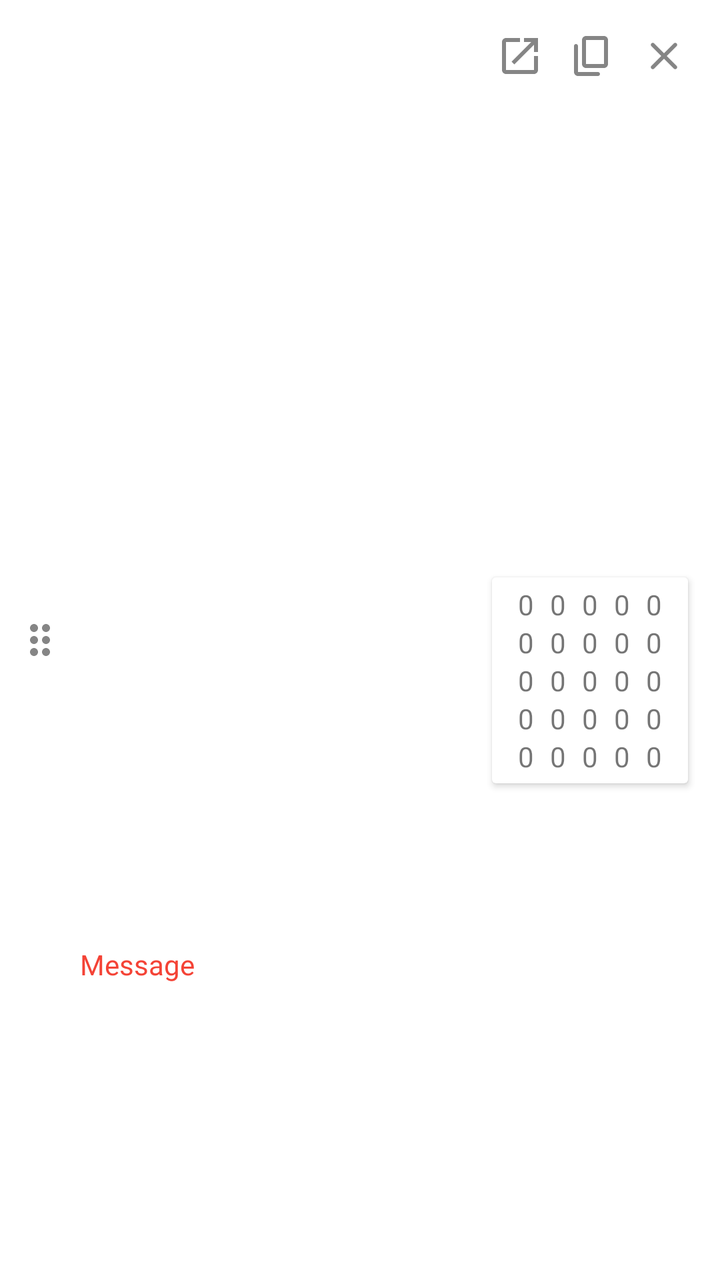
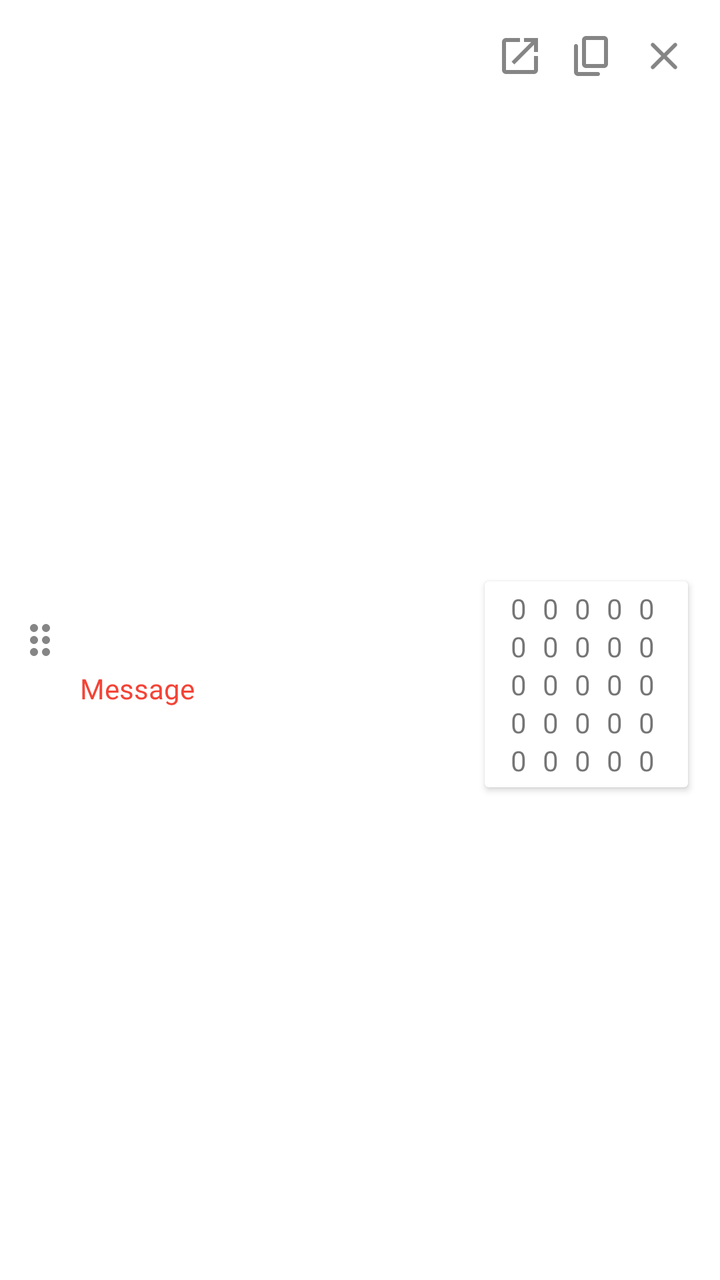

Two renders of the same Android screen: before a commit and after it. Below are the layout's source before the change and the commit's diff.
<!-- AndroidManifest.xml: application theme Theme.Matscape -->
<!-- res/layout/item_result_card.xml -->
<?xml version="1.0" encoding="utf-8"?>
<androidx.constraintlayout.widget.ConstraintLayout xmlns:android="http://schemas.android.com/apk/res/android"
    xmlns:app="http://schemas.android.com/apk/res-auto"
    xmlns:tools="http://schemas.android.com/tools"
    android:layout_width="match_parent"
    android:layout_height="wrap_content"
    android:background="@color/white"
    android:minHeight="60dp"
    android:id="@+id/ResultCardCL">


    <ImageView
        android:id="@+id/resultCardDragButton"
        android:layout_width="wrap_content"
        android:layout_height="0px"
        android:layout_marginStart="8dp"
        android:layout_marginTop="8dp"
        android:layout_marginBottom="8dp"
        android:contentDescription="@string/desc_drag_result"
        android:src="@drawable/ic_result_card_drag"
        app:layout_constraintBottom_toBottomOf="parent"
        app:layout_constraintStart_toStartOf="parent"
        app:layout_constraintTop_toTopOf="parent" />


    <EditText
        android:id="@+id/ExpressionField"
        android:layout_width="0dp"
        android:layout_height="wrap_content"
        android:layout_marginStart="8dp"
        android:layout_marginEnd="8dp"
        android:background="@null"
        app:layout_constraintBottom_toBottomOf="@+id/resultCardDragButton"
        app:layout_constraintEnd_toStartOf="@+id/AddResultMatrixButton"
        app:layout_constraintHorizontal_bias="0.0"
        app:layout_constraintStart_toEndOf="@+id/resultCardDragButton"
        app:layout_constraintTop_toTopOf="parent"
        android:inputType="text"
        tools:ignore="LabelFor"
        android:importantForAutofill="no" />

    <TextView
        android:id="@+id/ResultCardMessage"
        android:layout_width="wrap_content"
        android:layout_height="wrap_content"
        android:text="@string/placeholder_result_msg"
        android:textColor="#F44336"
        android:layout_marginBottom="4dp"
        app:layout_constraintBottom_toBottomOf="parent"
        app:layout_constraintStart_toStartOf="@+id/ExpressionField"
        app:layout_constraintTop_toBottomOf="@+id/ExpressionField" />

    <ImageView
        android:id="@+id/DeleteResultButton"
        android:layout_width="wrap_content"
        android:layout_height="wrap_content"
        android:layout_marginTop="16dp"
        android:layout_marginEnd="16dp"
        android:background="?attr/selectableItemBackgroundBorderless"
        android:clickable="true"
        android:contentDescription="@string/desc_delete_result"
        android:focusable="true"
        android:src="@drawable/ic_result_card_delete"
        app:layout_constraintEnd_toEndOf="parent"
        app:layout_constraintTop_toTopOf="parent"
        tools:ignore="TouchTargetSizeCheck" />

    <androidx.cardview.widget.CardView
        android:id="@+id/cardView2"
        android:layout_width="wrap_content"
        android:layout_height="wrap_content"
        android:layout_marginTop="16dp"
        android:layout_marginBottom="16dp"
        android:layout_marginEnd="16dp"
        android:clickable="true"
        android:focusable="true"
        app:layout_constraintBottom_toBottomOf="parent"
        app:layout_constraintEnd_toEndOf="parent"
        app:layout_constraintTop_toBottomOf="@+id/DeleteResultButton">

        <androidx.constraintlayout.widget.ConstraintLayout
            android:layout_width="match_parent"
            android:layout_height="match_parent"
            android:padding="4dp">

            <androidx.constraintlayout.widget.Guideline
                android:id="@+id/guideline3"
                android:layout_width="wrap_content"
                android:layout_height="wrap_content"
                android:orientation="vertical"
                app:layout_constraintGuide_begin="5dp" />

            <LinearLayout
                android:id="@+id/linearLayout6"
                android:layout_width="wrap_content"
                android:layout_height="wrap_content"
                android:gravity="center"
                android:orientation="vertical"
                app:layout_constraintBottom_toBottomOf="parent"
                app:layout_constraintEnd_toStartOf="@+id/linearLayout7"
                app:layout_constraintHorizontal_bias="0.5"
                app:layout_constraintStart_toStartOf="@+id/guideline3"
                app:layout_constraintTop_toTopOf="parent">

                <TextView
                    style="@style/MatrixCardsMatrixText"
                    android:text="@string/placeholder_matrix_text" />

                <TextView
                    style="@style/MatrixCardsMatrixText"
                    android:text="@string/placeholder_matrix_text" />

                <TextView
                    style="@style/MatrixCardsMatrixText"
                    android:text="@string/placeholder_matrix_text" />

                <TextView
                    style="@style/MatrixCardsMatrixText"
                    android:text="@string/placeholder_matrix_text" />

                <TextView
                    style="@style/MatrixCardsMatrixText"
                    android:text="@string/placeholder_matrix_text" />

            </LinearLayout>

            <LinearLayout
                android:id="@+id/linearLayout7"
                android:layout_width="wrap_content"
                android:layout_height="wrap_content"
                android:gravity="center"
                android:orientation="vertical"
                app:layout_constraintBottom_toBottomOf="parent"
                app:layout_constraintEnd_toStartOf="@+id/linearLayout8"
                app:layout_constraintHorizontal_bias="0.5"
                app:layout_constraintStart_toEndOf="@+id/linearLayout6"
                app:layout_constraintTop_toTopOf="parent">

                <TextView
                    style="@style/MatrixCardsMatrixText"
                    android:text="@string/placeholder_matrix_text" />

                <TextView
                    style="@style/MatrixCardsMatrixText"
                    android:text="@string/placeholder_matrix_text" />

                <TextView
                    style="@style/MatrixCardsMatrixText"
                    android:text="@string/placeholder_matrix_text" />

                <TextView
                    style="@style/MatrixCardsMatrixText"
                    android:text="@string/placeholder_matrix_text" />

                <TextView
                    style="@style/MatrixCardsMatrixText"
                    android:text="@string/placeholder_matrix_text" />

            </LinearLayout>

            <LinearLayout
                android:id="@+id/linearLayout8"
                android:layout_width="wrap_content"
                android:layout_height="wrap_content"
                android:gravity="center"
                android:orientation="vertical"
                app:layout_constraintBottom_toBottomOf="parent"
                app:layout_constraintEnd_toStartOf="@+id/linearLayout9"
                app:layout_constraintHorizontal_bias="0.5"
                app:layout_constraintStart_toEndOf="@+id/linearLayout7"
                app:layout_constraintTop_toTopOf="parent">

                <TextView
                    style="@style/MatrixCardsMatrixText"
                    android:text="@string/placeholder_matrix_text" />

                <TextView
                    style="@style/MatrixCardsMatrixText"
                    android:text="@string/placeholder_matrix_text" />

                <TextView
                    style="@style/MatrixCardsMatrixText"
                    android:text="@string/placeholder_matrix_text" />

                <TextView
                    style="@style/MatrixCardsMatrixText"
                    android:text="@string/placeholder_matrix_text" />

                <TextView
                    style="@style/MatrixCardsMatrixText"
                    android:text="@string/placeholder_matrix_text" />

            </LinearLayout>

            <LinearLayout
                android:id="@+id/linearLayout9"
                android:layout_width="wrap_content"
                android:layout_height="wrap_content"
                android:gravity="center"
                android:orientation="vertical"
                app:layout_constraintBottom_toBottomOf="parent"
                app:layout_constraintEnd_toStartOf="@+id/linearLayout10"
                app:layout_constraintHorizontal_bias="0.5"
                app:layout_constraintStart_toEndOf="@+id/linearLayout8"
                app:layout_constraintTop_toTopOf="parent">

                <TextView
                    style="@style/MatrixCardsMatrixText"
                    android:text="@string/placeholder_matrix_text" />

                <TextView
                    style="@style/MatrixCardsMatrixText"
                    android:text="@string/placeholder_matrix_text" />

                <TextView
                    style="@style/MatrixCardsMatrixText"
                    android:text="@string/placeholder_matrix_text" />

                <TextView
                    style="@style/MatrixCardsMatrixText"
                    android:text="@string/placeholder_matrix_text" />

                <TextView
                    style="@style/MatrixCardsMatrixText"
                    android:text="@string/placeholder_matrix_text" />

            </LinearLayout>

            <LinearLayout
                android:id="@+id/linearLayout10"
                android:layout_width="wrap_content"
                android:layout_height="wrap_content"
                android:gravity="center"
                android:orientation="vertical"
                app:layout_constraintBottom_toBottomOf="parent"
                app:layout_constraintEnd_toEndOf="@id/guideline4"
                app:layout_constraintHorizontal_bias="0.5"
                app:layout_constraintStart_toEndOf="@+id/linearLayout9"
                app:layout_constraintTop_toTopOf="parent">

                <TextView
                    style="@style/MatrixCardsMatrixText"
                    android:text="@string/placeholder_matrix_text" />

                <TextView
                    style="@style/MatrixCardsMatrixText"
                    android:text="@string/placeholder_matrix_text" />

                <TextView
                    style="@style/MatrixCardsMatrixText"
                    android:text="@string/placeholder_matrix_text" />

                <TextView
                    style="@style/MatrixCardsMatrixText"
                    android:text="@string/placeholder_matrix_text" />

                <TextView
                    style="@style/MatrixCardsMatrixText"
                    android:text="@string/placeholder_matrix_text" />

            </LinearLayout>

            <androidx.constraintlayout.widget.Guideline
                android:id="@+id/guideline4"
                android:layout_width="wrap_content"
                android:layout_height="wrap_content"
                android:orientation="vertical"
                app:layout_constraintGuide_end="5dp" />

        </androidx.constraintlayout.widget.ConstraintLayout>
    </androidx.cardview.widget.CardView>

    <ImageView
        android:id="@+id/CopyResultButton"
        android:layout_width="wrap_content"
        android:layout_height="wrap_content"
        android:layout_marginEnd="12dp"
        android:background="?attr/selectableItemBackgroundBorderless"
        android:clickable="true"
        android:focusable="true"
        android:src="@drawable/ic_mat_card_copy"
        app:layout_constraintBottom_toBottomOf="@+id/DeleteResultButton"
        app:layout_constraintEnd_toStartOf="@+id/DeleteResultButton"
        app:layout_constraintTop_toTopOf="@+id/DeleteResultButton"
        android:contentDescription="@string/desc_copy_result" />

    <ImageView
        android:id="@+id/AddResultMatrixButton"
        android:layout_width="wrap_content"
        android:layout_height="wrap_content"
        android:layout_marginEnd="12dp"
        android:background="?attr/selectableItemBackgroundBorderless"
        android:clickable="true"
        android:focusable="true"

        android:src="@drawable/ic_result_add_matrix"
        app:layout_constraintBottom_toBottomOf="@+id/DeleteResultButton"
        app:layout_constraintEnd_toStartOf="@+id/CopyResultButton"
        app:layout_constraintTop_toTopOf="@+id/DeleteResultButton"
        android:contentDescription="@string/desc_add_result_matrix" />

</androidx.constraintlayout.widget.ConstraintLayout>
<!-- resources referenced by this layout -->
<resources>
  <color name="white">#FFFFFFFF</color>
  <!-- drawable ic_mat_card_copy (drawable) -->
  <vector android:alpha="0.8" android:height="24dp"
      android:tint="?attr/colorControlNormal" android:viewportHeight="24"
      android:viewportWidth="24" android:width="24dp" xmlns:android="http://schemas.android.com/apk/res/android">
      <path android:fillColor="@android:color/white" android:pathData="M15,20H5V7c0,-0.55 -0.45,-1 -1,-1h0C3.45,6 3,6.45 3,7v13c0,1.1 0.9,2 2,2h10c0.55,0 1,-0.45 1,-1v0C16,20.45 15.55,20 15,20zM20,16V4c0,-1.1 -0.9,-2 -2,-2H9C7.9,2 7,2.9 7,4v12c0,1.1 0.9,2 2,2h9C19.1,18 20,17.1 20,16zM18,16H9V4h9V16z"/>
  </vector>
  <!-- drawable ic_result_add_matrix (drawable) -->
  <vector android:alpha="0.8" android:autoMirrored="true"
      android:height="24dp" android:tint="?attr/colorControlNormal"
      android:viewportHeight="24" android:viewportWidth="24"
      android:width="24dp" xmlns:android="http://schemas.android.com/apk/res/android">
      <path android:fillColor="@android:color/white" android:pathData="M19,19H5V5h7V3H5c-1.11,0 -2,0.9 -2,2v14c0,1.1 0.89,2 2,2h14c1.1,0 2,-0.9 2,-2v-7h-2v7zM14,3v2h3.59l-9.83,9.83 1.41,1.41L19,6.41V10h2V3h-7z"/>
  </vector>
  <!-- drawable ic_result_card_delete (drawable) -->
  <vector android:alpha="0.8" android:height="24dp"
      android:tint="?attr/colorControlNormal" android:viewportHeight="24"
      android:viewportWidth="24" android:width="24dp" xmlns:android="http://schemas.android.com/apk/res/android">
      <path android:fillColor="@android:color/white" android:pathData="M18.3,5.71c-0.39,-0.39 -1.02,-0.39 -1.41,0L12,10.59 7.11,5.7c-0.39,-0.39 -1.02,-0.39 -1.41,0 -0.39,0.39 -0.39,1.02 0,1.41L10.59,12 5.7,16.89c-0.39,0.39 -0.39,1.02 0,1.41 0.39,0.39 1.02,0.39 1.41,0L12,13.41l4.89,4.89c0.39,0.39 1.02,0.39 1.41,0 0.39,-0.39 0.39,-1.02 0,-1.41L13.41,12l4.89,-4.89c0.38,-0.38 0.38,-1.02 0,-1.4z"/>
  </vector>
  <string name="desc_add_result_matrix">Add result card as new Matrix</string>
  
      //for ChangeMatrix Activity
  <string name="desc_copy_result">Copy Result Card</string>
  <string name="desc_delete_result">Delete this result</string>
  <string name="desc_drag_result">Result Card Drag Handle</string>
  <string name="placeholder_matrix_text">0</string>
  <string name="placeholder_result_msg">Message</string>
  <style name="MatrixCardsMatrixText">
          <item name="android:layout_width">wrap_content</item>
          <item name="android:layout_height">wrap_content</item>
          <item name="android:text">@string/placeholder_matrix_text</item>
          <item name="android:layout_marginStart">4dp</item>
          <item name="android:layout_marginEnd">4dp</item>
          <item name="android:textSize">14sp</item>
      </style>
  
      //for ChangeMatrix Matrix Fields linear layouts
  <style name="Theme.Matscape" parent="Theme.MaterialComponents.DayNight.NoActionBar">
          
          <item name="colorPrimary">@color/purple_500</item>
          <item name="colorPrimaryVariant">@color/purple_700</item>
          <item name="colorOnPrimary">@color/white</item>
          
          <item name="colorSecondary">@color/teal_200</item>
          <item name="colorSecondaryVariant">@color/teal_700</item>
          <item name="colorOnSecondary">@color/black</item>
          
          <item name="android:statusBarColor" tools:targetApi="l">?attr/colorPrimaryVariant</item>
          
      </style>
  <color name="purple_500">#FF6200EE</color>
  <color name="purple_700">#FF3700B3</color>
  <color name="teal_200">#FF03DAC5</color>
  <color name="teal_700">#FF018786</color>
  <color name="black">#FF000000</color>
  <!-- unchanged entries left out for length: 1 -->
</resources>

<!-- the commit's change to res/layout/item_result_card.xml (unified diff, before → after) -->
@@ -5,7 +5,7 @@
     android:layout_width="match_parent"
     android:layout_height="wrap_content"
     android:background="@color/white"
-    android:minHeight="60dp"
+    android:minHeight="80dp"
     android:id="@+id/ResultCardCL">
 
 
@@ -29,15 +29,16 @@
         android:layout_height="wrap_content"
         android:layout_marginStart="8dp"
         android:layout_marginEnd="8dp"
+        android:layout_marginTop="32dp"
         android:background="@null"
-        app:layout_constraintBottom_toBottomOf="@+id/resultCardDragButton"
+        android:importantForAutofill="no"
+        android:inputType="text"
+        app:layout_constraintBottom_toBottomOf="@+id/AddResultMatrixButton"
         app:layout_constraintEnd_toStartOf="@+id/AddResultMatrixButton"
         app:layout_constraintHorizontal_bias="0.0"
         app:layout_constraintStart_toEndOf="@+id/resultCardDragButton"
-        app:layout_constraintTop_toTopOf="parent"
-        android:inputType="text"
-        tools:ignore="LabelFor"
-        android:importantForAutofill="no" />
+        app:layout_constraintTop_toTopOf="@+id/resultCardDragButton"
+        tools:ignore="LabelFor" />
 
     <TextView
         android:id="@+id/ResultCardMessage"
@@ -69,14 +70,14 @@
         android:id="@+id/cardView2"
         android:layout_width="wrap_content"
         android:layout_height="wrap_content"
-        android:layout_marginTop="16dp"
+        android:layout_marginEnd="16dp"
         android:layout_marginBottom="16dp"
-        android:layout_marginEnd="16dp"
+        android:layout_marginTop="8dp"
         android:clickable="true"
         android:focusable="true"
         app:layout_constraintBottom_toBottomOf="parent"
         app:layout_constraintEnd_toEndOf="parent"
-        app:layout_constraintTop_toBottomOf="@+id/DeleteResultButton">
+        app:layout_constraintTop_toBottomOf="@+id/ExpressionField">
 
         <androidx.constraintlayout.widget.ConstraintLayout
             android:layout_width="match_parent"
@@ -265,7 +266,7 @@
                 android:layout_width="wrap_content"
                 android:layout_height="wrap_content"
                 android:orientation="vertical"
-                app:layout_constraintGuide_end="5dp" />
+                app:layout_constraintGuide_percent="0.90816325" />
 
         </androidx.constraintlayout.widget.ConstraintLayout>
     </androidx.cardview.widget.CardView>
